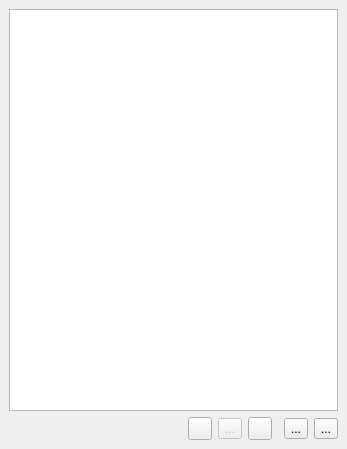
Above: propertydock.ui from FrankMamuda/fumingcube before the change. Below: the same form after it.
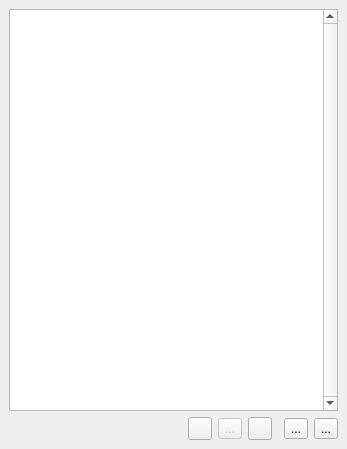
That is the form after the change. Icons and pictures are not drawn. Custom widgets are drawn as their Qt base class.

The edit to the form file:
```diff
--- a/propertydock.ui
+++ b/propertydock.ui
@@ -73,11 +73,8 @@
       <property name="contextMenuPolicy">
        <enum>Qt::CustomContextMenu</enum>
       </property>
-      <property name="horizontalScrollBarPolicy">
-       <enum>Qt::ScrollBarAlwaysOff</enum>
-      </property>
-      <property name="sizeAdjustPolicy">
-       <enum>QAbstractScrollArea::AdjustToContents</enum>
+      <property name="verticalScrollBarPolicy">
+       <enum>Qt::ScrollBarAlwaysOn</enum>
       </property>
       <property name="editTriggers">
        <set>QAbstractItemView::NoEditTriggers</set>
```
